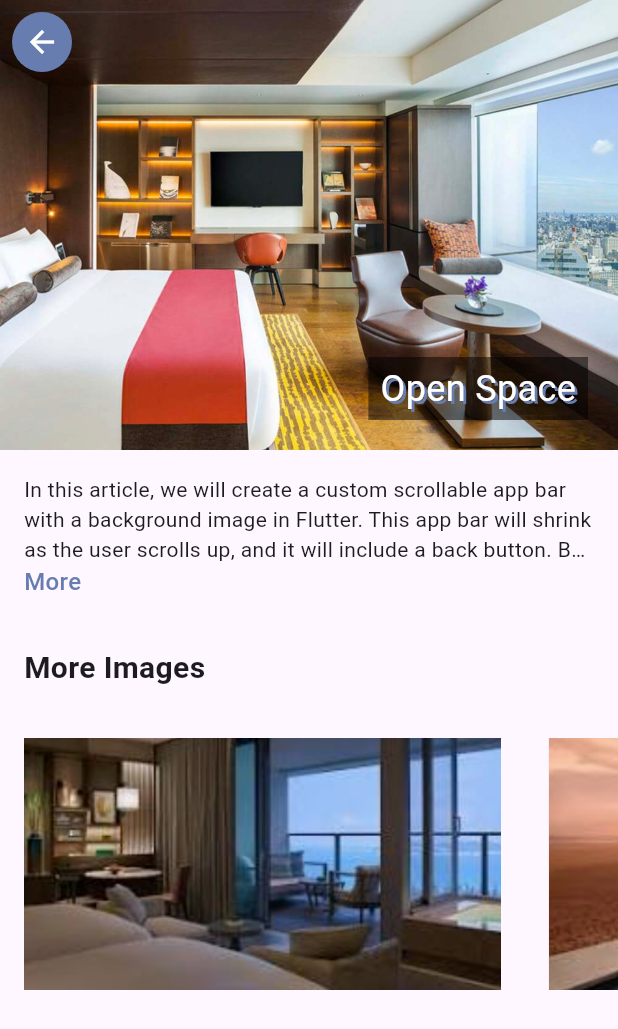
After one commit to itsrinku18/ticket_app, a Flutter app: the AllHotels screen opened by its route, after a tap on "Open Space", on a phone screen of 412 x 824 dp. The commit adds this screen. Shown: the top 1029 px of the screen. Run offline on Flutter 3.47's test engine with Material 3 defaults, Android fonts, the phone set to English and light mode, and no system bars; our stand-ins replace barcode_widget, fluentui_icons.

Commit message:
hotel_details screen ui done

```diff
--- a/lib/base/utils/all_json.dart
+++ b/lib/base/utils/all_json.dart
@@ -62,24 +62,42 @@ List<Map<String,dynamic>> ticketList = [
 
 List<Map<String,dynamic>> hotelList = [
   {
-    'image' : "hotel_room.png",
-    'place' : "Open Space",
+    'image' : 'hotel_room.png',
+    'place' : 'Open Space',
     'destination' : 'India',
-    'price' : '40'
+    'price' : 25,
+    'details' : 'In this article, we will create a custom scrollable app bar with a background image in Flutter. This app bar will shrink as the user scrolls up, and it will include a back button. Below the image, we will display some descriptive text with a More or Less button to show or hide additional text. Finally, we will add a section to display recent images in a horizontal list.In this article, we will create a custom scrollable app bar with a background image in Flutter. This app bar will shrink as the user scrolls up, and it will include a back button. Below the image, we will display some descriptive text with a More or Less button to show or hide additional text. Finally, we will add a section to display recent images in a horizontal list.',
+    'images' : [
+      'hotel_room_view_1.png',
+      'hotel_room_view_2.png',
+      'hotel_room_view_3.png'
+      ]
   },
 
   {
-    'image' : "city_view.png",
-    'place' : "Global Hill",
+    'image' : 'city_view.png',
+    'place' : 'Global Hill',
     'destination' : 'London',
-    'price' : '25'
+    'price' : 25,
+    'details' : 'In this article, we will create a custom scrollable app bar with a background image in Flutter. This app bar will shrink as the user scrolls up, and it will include a back button. Below the image, we will display some descriptive text with a More or Less button to show or hide additional text. Finally, we will add a section to display recent images in a horizontal list.In this article, we will create a custom scrollable app bar with a background image in Flutter. This app bar will shrink as the user scrolls up, and it will include a back button. Below the image, we will display some descriptive text with a More or Less button to show or hide additional text. Finally, we will add a section to display recent images in a horizontal list.',
+    'images' : [
+      'city_view_1.png',
+      'city_view_2.png',
+      'city_view_3.png'
+    ]
   },
 
   {
-    'image' : "pool_view.png",
-    'place' : "Best pool ",
+    'image' : 'pool_view.png',
+    'place' : 'Best pool',
     'destination' : 'Dubai',
-    'price' : '100'
+    'price' : 100,
+    'details' : 'In this article, we will create a custom scrollable app bar with a background image in Flutter. This app bar will shrink as the user scrolls up, and it will include a back button. Below the image, we will display some descriptive text with a More or Less button to show or hide additional text. Finally, we will add a section to display recent images in a horizontal list.In this article, we will create a custom scrollable app bar with a background image in Flutter. This app bar will shrink as the user scrolls up, and it will include a back button. Below the image, we will display some descriptive text with a More or Less button to show or hide additional text. Finally, we will add a section to display recent images in a horizontal list.Below the image, we will display some descriptive text with a More or Less button to show or hide additional text. Finally, we will add a section to display recent images in a horizontal list.Below the image, we will display some descriptive text with a More or Less button to show or hide additional text. Finally, we will add a section to display recent images in a horizontal list.',
+    'images' : [
+      'pool_view_1.png',
+      'pool_view_2.png',
+      'pool_view_3.png'
+    ]
   },
 
 ];
--- a/lib/main.dart
+++ b/lib/main.dart
@@ -2,6 +2,7 @@ import 'package:flutter/material.dart';
 import 'package:ticket_app/base/bottom_nav_bar.dart';
 import 'package:ticket_app/screens/home/all_hotels.dart';
 import 'package:ticket_app/screens/home/all_tickets.dart';
+import 'package:ticket_app/screens/hotel_details.dart';
 import 'package:ticket_app/screens/ticket/ticket_screen.dart';
 
 import 'base/utils/app_routes.dart';
@@ -23,6 +24,7 @@ class MyApp extends StatelessWidget {
         AppRoutes.allTickets: (context) => const AllTickets(),
         AppRoutes.allHotels: (context) => const AllHotels(),
         AppRoutes.ticketScreen: (context) => const TicketScreen(),
+        AppRoutes.hotelDetails: (context) => const HotelDetails(),
       },
     );
   }
--- a/lib/screens/home/all_hotels.dart
+++ b/lib/screens/home/all_hotels.dart
@@ -1,7 +1,6 @@
 import 'package:flutter/material.dart';
 import 'package:ticket_app/base/utils/all_json.dart';
-import 'package:ticket_app/base/widgets/ticket_view.dart';
-import 'package:ticket_app/screens/home/widgets/hotel.dart';
+import 'package:ticket_app/base/utils/app_routes.dart';
 
 import '../../base/res/styles/app_styles.dart';
 
@@ -17,7 +16,9 @@ class AllHotels extends StatelessWidget {
           centerTitle: true,
           backgroundColor: AppStyles.bgColor,
         ),
-        body: Padding(
+        body: Container(
+          margin: const EdgeInsets.only(left: 8.0),
+          child: Padding(
             padding: const EdgeInsets.all(8.0),
             child: GridView.builder(
               gridDelegate: const SliverGridDelegateWithFixedCrossAxisCount(
@@ -25,15 +26,96 @@ class AllHotels extends StatelessWidget {
                   crossAxisSpacing: 16.0, // horizontal space
                   mainAxisSpacing: 16.0, // vertical space
                   childAspectRatio:
-                    0.7 // it gives each item height and width ratio
+                      0.9 // it gives each item height and width ratio
 
                   ),
               itemCount: hotelList.length,
               itemBuilder: (context, index) {
                 var singleHotel = hotelList[index];
-              return Hotel(hotel: singleHotel);
+                return HotelGridView(
+                  hotel: singleHotel,
+                  index: index,
+                );
               },
+            ),
           ),
         ));
   }
 }
+
+class HotelGridView extends StatelessWidget {
+  final Map<String, dynamic> hotel;
+  final int index;
+
+  const HotelGridView({super.key, required this.hotel, required this.index});
+
+  @override
+  Widget build(BuildContext context) {
+    return GestureDetector(
+      onTap: () {
+        // print("my index is:$index");
+        Navigator.pushNamed(context, AppRoutes.hotelDetails,
+            arguments: {"index": index});
+      },
+      child: Container(
+        // to create a empty space used padding
+        padding: const EdgeInsets.all(8.0),
+        height: 350,
+        margin: const EdgeInsets.only(right: 8),
+        decoration: BoxDecoration(
+          color: AppStyles.primaryColor,
+          borderRadius: BorderRadius.circular(18),
+        ),
+        child: Column(
+          crossAxisAlignment: CrossAxisAlignment.start,
+          children: [
+            AspectRatio(
+              aspectRatio: 1.2,
+              child: Container(
+                decoration: BoxDecoration(
+                  color: AppStyles.primaryColor,
+                  borderRadius: BorderRadius.circular(12.0),
+                  image: DecorationImage(
+                    fit: BoxFit.cover,
+                    image: AssetImage("assets/images/${hotel['image']}"),
+                  ),
+                ),
+              ),
+            ),
+            const SizedBox(
+              height: 4,
+            ),
+            Padding(
+              padding: const EdgeInsets.only(left: 15.0),
+              child: Text(
+                hotel['place'],
+                style: AppStyles.headlineStyle3
+                    .copyWith(color: AppStyles.kakiColor),
+              ),
+            ),
+            Row(
+              children: [
+                Padding(
+                  padding: const EdgeInsets.only(left: 15.0),
+                  child: Text(
+                    hotel['destination'],
+                    style:
+                        AppStyles.headlineStyle3.copyWith(color: Colors.white),
+                  ),
+                ),
+                Padding(
+                  padding: const EdgeInsets.only(left: 15.0),
+                  child: Text(
+                    "\$${hotel['price']}/night",
+                    style: AppStyles.headlineStyle4
+                        .copyWith(color: AppStyles.kakiColor),
+                  ),
+                ),
+              ],
+            )
+          ],
+        ),
+      ),
+    );
+  }
+}
--- /dev/null
+++ b/lib/screens/hotel_details.dart
@@ -0,0 +1,170 @@
+import 'package:flutter/foundation.dart';
+import 'package:flutter/material.dart';
+import 'package:ticket_app/base/res/styles/app_styles.dart';
+import 'package:ticket_app/base/utils/all_json.dart';
+
+class HotelDetails extends StatefulWidget {
+  const HotelDetails({super.key});
+
+  @override
+  State<HotelDetails> createState() => _HotelDetailsState();
+}
+
+class _HotelDetailsState extends State<HotelDetails> {
+  late int index = 0;
+
+  @override
+  void didChangeDependencies() {
+    var args = ModalRoute.of(context)!.settings.arguments as Map;
+    if (kDebugMode) {
+      print(args["index"]);
+    }
+    index = args["index"];
+    super.didChangeDependencies();
+  }
+
+  @override
+  Widget build(BuildContext context) {
+    return Scaffold(
+      body: CustomScrollView(
+        slivers: [
+          SliverAppBar(
+            expandedHeight: 300.0,
+            floating: false,
+            pinned: true,
+            leading: Padding(
+              padding: const EdgeInsets.all(8.0),
+              child: GestureDetector(
+                onTap: () {
+                  Navigator.pop(context);
+                },
+                child: Container(
+                  decoration: BoxDecoration(
+                      shape: BoxShape.circle, color: AppStyles.primaryColor),
+                  child: const Icon(
+                    Icons.arrow_back,
+                    color: Colors.white,
+                  ),
+                ),
+              ),
+            ),
+            flexibleSpace: FlexibleSpaceBar(
+                // title: Text(hotelList[index]["place"]),
+                background:
+                    // Image.network("https://via.placeholder.com/600x400"),
+                    Stack(
+              children: [
+                Positioned.fill(
+                  child: Image.asset(
+                    "assets/images/${hotelList[index]["image"]}",
+                    fit: BoxFit.cover,
+                  ),
+                ),
+                Positioned(
+                    bottom: 20.0,
+                    right: 20.0,
+                    child: Container(
+                        padding: const EdgeInsets.symmetric(
+                            horizontal: 8, vertical: 4),
+                        color: Colors.black.withOpacity(.5),
+                        child: Text(
+                          hotelList[index]["place"],
+                          style: TextStyle(
+                            color: Colors.white,
+                            shadows: [
+                              Shadow(
+                                  blurRadius: 0.0,
+                                  // color : Colors.red, // to check shadow
+                                  color: AppStyles.primaryColor,
+                                  offset: const Offset(2.0, 2.0))
+                            ],
+                            fontSize: 24,
+                          ),
+                        )))
+              ],
+            )),
+          ),
+          SliverList(
+              delegate: SliverChildListDelegate([
+            Padding(
+              padding: const EdgeInsets.all(16.0),
+              child: ExpandedTextWidget(text: hotelList[index]["details"]),
+            ),
+            const Padding(
+              padding: EdgeInsets.all(16.0),
+              child: Text(
+                "More Images",
+                style: TextStyle(
+                  fontSize: 20.0,
+                  fontWeight: FontWeight.bold,
+                ),
+              ),
+            ),
+            SizedBox(
+              height: 200,
+              child: ListView.builder(
+                scrollDirection: Axis.horizontal,
+                itemCount: hotelList[index]["images"].length,
+                itemBuilder: (context, imagesIndex) {
+                  print("${hotelList[index]["images"][0]}");
+                  return Container(
+                      margin: const EdgeInsets.all(16),
+                      color: Colors.red,
+                      child: Image.asset(
+                          "assets/images/${hotelList[index]["images"][imagesIndex]}"));
+                  // Image.network("https://via.placeholder.com/200x200"));
+                },
+              ),
+            )
+          ]))
+        ],
+      ),
+    );
+  }
+}
+
+class ExpandedTextWidget extends StatefulWidget {
+  const ExpandedTextWidget({super.key, required this.text});
+
+  final String text;
+
+  @override
+  State<ExpandedTextWidget> createState() => _ExpandedTextWidgetState();
+}
+
+class _ExpandedTextWidgetState extends State<ExpandedTextWidget> {
+  bool isExpanded = false;
+
+  @override
+  Widget build(BuildContext context) {
+    _toggleExpansion() {
+      setState(() {
+        isExpanded = !isExpanded;
+      });
+      print("The value is $isExpanded");
+    }
+
+    var textWidget = Text(
+      widget.text,
+      maxLines: isExpanded ? null : 3,
+      overflow: isExpanded ? TextOverflow.visible : TextOverflow.ellipsis,
+    );
+    return Column(
+      crossAxisAlignment: CrossAxisAlignment.start,
+      children: [
+        textWidget,
+        GestureDetector(
+          onTap: () {
+            _toggleExpansion();
+          },
+          child: Text(
+            isExpanded ? 'Less' : 'More',
+            style: AppStyles.textStyle.copyWith(
+              color: AppStyles.primaryColor,
+            ),
+          ),
+        )
+      ],
+    );
+  }
+}
```
Lines whose indentation alone changed are shown as unchanged.
